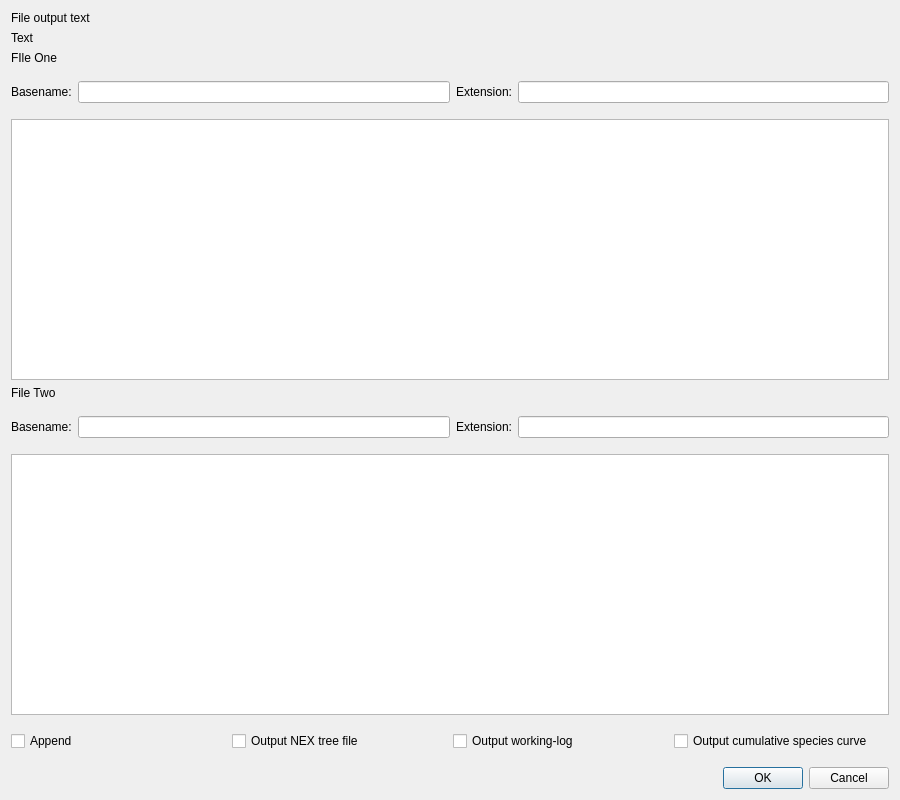
Above: output.ui from palaeoware/trevosim before the change. Below: the same form after it.
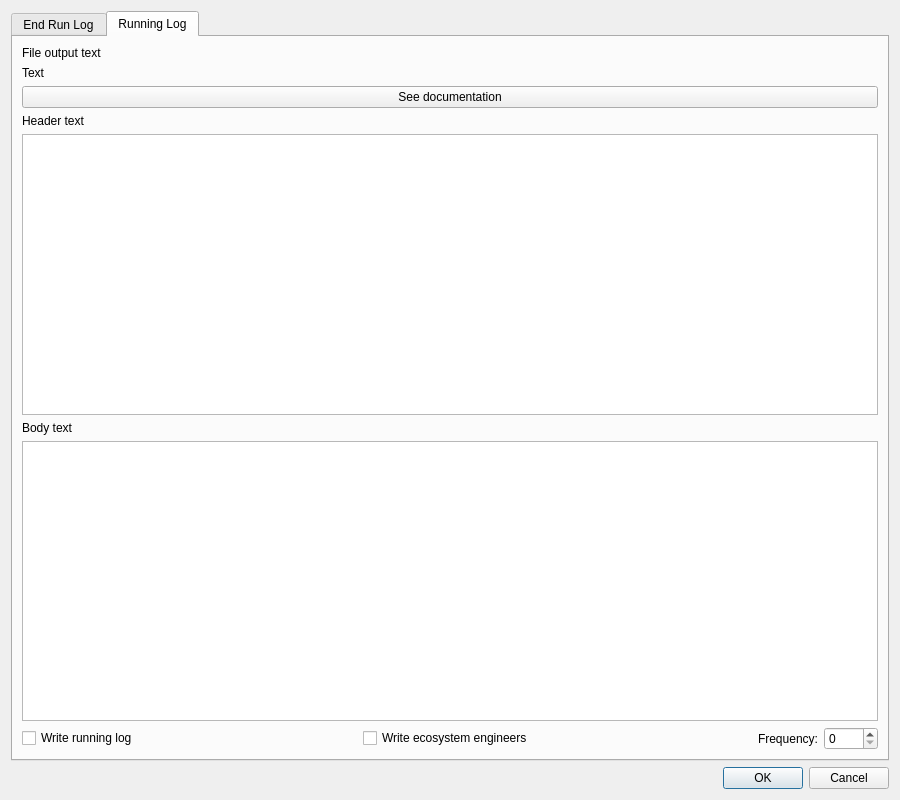
That is the form after the change. The open tabs and pages were chosen to show the change.

Patch:
```diff
--- a/output.ui
+++ b/output.ui
@@ -15,6 +15,19 @@
   </property>
   <layout class="QVBoxLayout" name="verticalLayout">
    <item>
+    <widget class="QTabWidget" name="tabWidget">
+     <property name="currentIndex">
+      <number>0</number>
+     </property>
+     <widget class="QWidget" name="end_run_log_tab">
+      <attribute name="title">
+       <string>End Run Log</string>
+      </attribute>
+      <attribute name="toolTip">
+       <string>TREvoSim end run outputs</string>
+      </attribute>
+      <layout class="QVBoxLayout" name="verticalLayout_2">
+       <item>
     <widget class="QLabel" name="output_title">
      <property name="sizeIncrement">
       <size>
@@ -134,13 +147,6 @@
      <property name="bottomMargin">
       <number>10</number>
      </property>
-     <item>
-      <widget class="QCheckBox" name="c_append">
-       <property name="text">
-        <string>Append</string>
-       </property>
-      </widget>
-     </item>
      <item>
       <widget class="QCheckBox" name="c_write_tree">
        <property name="text">
@@ -155,14 +161,135 @@
        </property>
       </widget>
      </item>
+        </layout>
+       </item>
+      </layout>
+     </widget>
+     <widget class="QWidget" name="running_log_tab">
+      <attribute name="title">
+       <string>Running Log</string>
+      </attribute>
+      <layout class="QVBoxLayout" name="verticalLayout_3">
      <item>
-      <widget class="QCheckBox" name="c_species_curve">
+        <widget class="QLabel" name="output_title_2">
+         <property name="sizeIncrement">
+          <size>
+           <width>0</width>
+           <height>0</height>
+          </size>
+         </property>
        <property name="text">
-        <string>Output cumulative species curve</string>
+          <string>File output text</string>
        </property>
       </widget>
      </item>
-    </layout>
+       <item>
+        <widget class="QLabel" name="intro_2">
+         <property name="sizePolicy">
+          <sizepolicy hsizetype="Preferred" vsizetype="Preferred">
+           <horstretch>0</horstretch>
+           <verstretch>0</verstretch>
+          </sizepolicy>
+         </property>
+         <property name="sizeIncrement">
+          <size>
+           <width>0</width>
+           <height>20</height>
+          </size>
+         </property>
+         <property name="text">
+          <string>Text</string>
+         </property>
+        </widget>
+       </item>
+       <item>
+        <widget class="QPushButton" name="docsPushButton_2">
+         <property name="text">
+          <string>See documentation</string>
+         </property>
+        </widget>
+       </item>
+       <item>
+        <widget class="QLabel" name="label_5">
+         <property name="text">
+          <string>Header text</string>
+         </property>
+        </widget>
+       </item>
+       <item>
+        <widget class="QPlainTextEdit" name="running_log_header"/>
+       </item>
+       <item>
+        <widget class="QLabel" name="label_6">
+         <property name="text">
+          <string>Body text</string>
+         </property>
+        </widget>
+       </item>
+       <item>
+        <widget class="QPlainTextEdit" name="running_log_body"/>
+       </item>
+       <item>
+        <layout class="QHBoxLayout" name="horizontalLayout_5">
+         <item>
+          <widget class="QCheckBox" name="c_write_running_log">
+           <property name="text">
+            <string>Write running log</string>
+           </property>
+          </widget>
+         </item>
+         <item>
+          <spacer name="horizontalSpacer">
+           <property name="orientation">
+            <enum>Qt::Horizontal</enum>
+           </property>
+           <property name="sizeHint" stdset="0">
+            <size>
+             <width>40</width>
+             <height>20</height>
+            </size>
+           </property>
+          </spacer>
+         </item>
+         <item>
+          <widget class="QCheckBox" name="c_write_ee">
+           <property name="text">
+            <string>Write ecosystem engineers</string>
+           </property>
+          </widget>
+         </item>
+         <item>
+          <spacer name="horizontalSpacer_2">
+           <property name="orientation">
+            <enum>Qt::Horizontal</enum>
+           </property>
+           <property name="sizeHint" stdset="0">
+            <size>
+             <width>40</width>
+             <height>20</height>
+            </size>
+           </property>
+          </spacer>
+         </item>
+         <item>
+          <widget class="QLabel" name="label_7">
+           <property name="text">
+            <string>Frequency:</string>
+           </property>
+          </widget>
+         </item>
+         <item>
+          <widget class="QSpinBox" name="s_frequency">
+           <property name="maximum">
+            <number>9999</number>
+           </property>
+          </widget>
+         </item>
+        </layout>
+       </item>
+      </layout>
+     </widget>
+    </widget>
    </item>
    <item>
     <widget class="QDialogButtonBox" name="buttonBox">
```
Left out of the diff: 21 changed lines with no effect on the pictures. Lines whose indentation alone changed are shown as unchanged.
